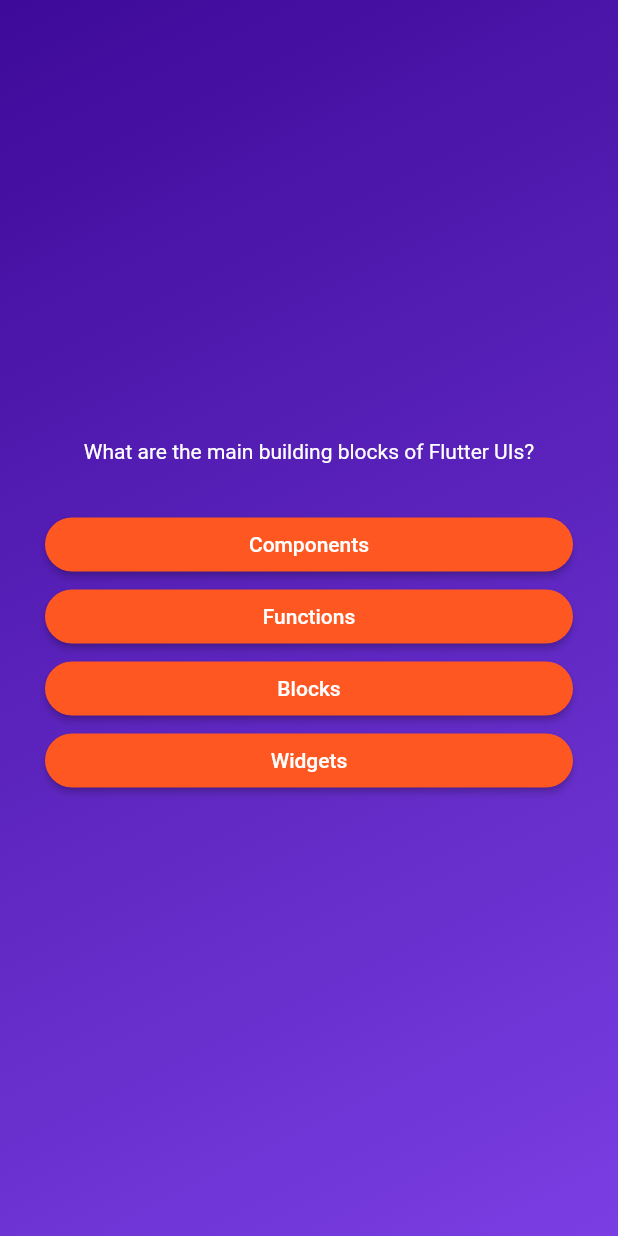
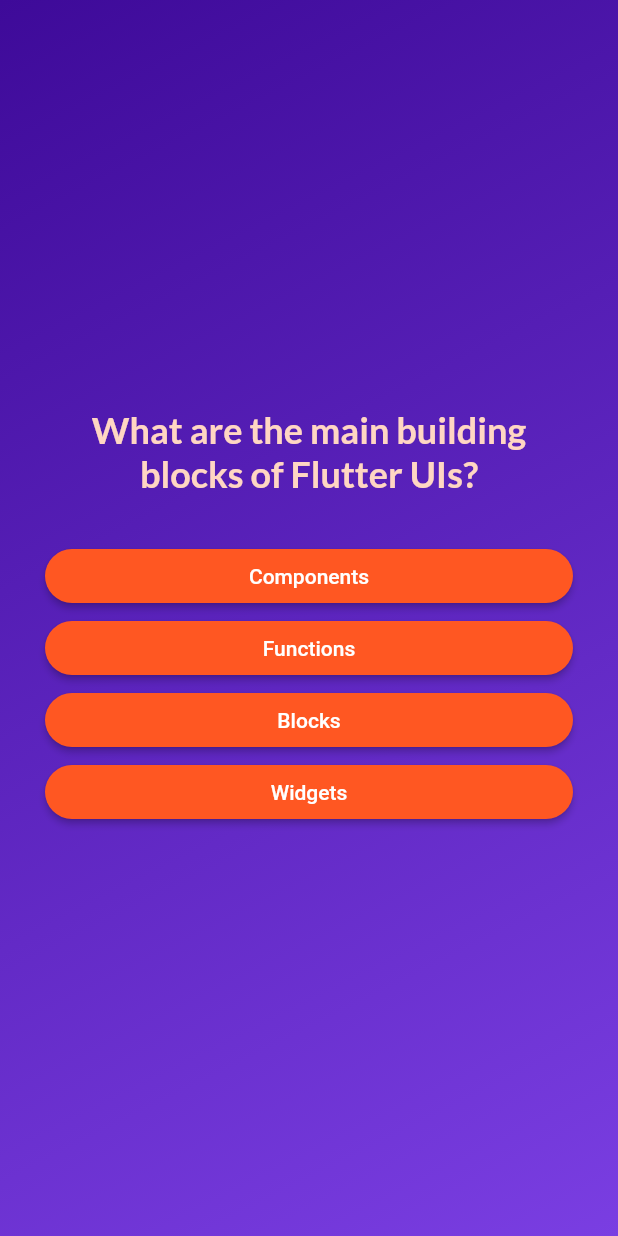
Before and after one commit to KyleIrvs/quiz_app, a Flutter app: the screen it shows after launch, after a tap on "Start Quiz", on a phone screen of 412 x 824 dp. Run offline on Flutter 3.47's test engine with Material 2 defaults, Android fonts, the phone set to English and light mode, and no system bars; our stand-ins replace google_fonts.

Commit message:
update question screen UI

```diff
--- a/lib/answer_button.dart
+++ b/lib/answer_button.dart
@@ -18,7 +18,7 @@ class AnswerButton extends StatelessWidget {
           borderRadius: BorderRadius.circular(40),
         ),
       ),
-      child: Text(answerText),
+      child: Text(answerText, textAlign: TextAlign.center,),
     );
   }
 }
--- a/lib/questions_screen.dart
+++ b/lib/questions_screen.dart
@@ -1,4 +1,5 @@
 import 'package:flutter/material.dart';
+import 'package:google_fonts/google_fonts.dart';
 
 import 'package:quiz_app/answer_button.dart';
 import 'package:quiz_app/data/questions.dart';
@@ -11,10 +12,17 @@ class QuestionsScreen extends StatefulWidget {
 }
 
 class _QuestionsScreenState extends State<QuestionsScreen> {
+  var currentQuestionIndex = 0;
+
+  void answerQuestion() {
+    setState(() {
+      currentQuestionIndex++;
+    });
+  }
+
   @override
   Widget build(BuildContext context) {
-
-    final currentQuestion = questions[0];
+    final currentQuestion = questions[currentQuestionIndex];
 
     return SizedBox(
       width: double.infinity,
@@ -26,13 +34,17 @@ class _QuestionsScreenState extends State<QuestionsScreen> {
           children: [
             Text(
               currentQuestion.text,
-              style: const TextStyle(color: Colors.white),
+              style: GoogleFonts.lato(
+                color: const Color.fromARGB(255, 255, 214, 195),
+                fontSize: 24,
+                fontWeight: FontWeight.bold,
+              ),
               textAlign: TextAlign.center,
             ),
             const SizedBox(height: 30),
             // ... spreads iterables to individual widgets instead of List<widgets>
             ...currentQuestion.getShuffledAnswers().map((answerText) {
-              return AnswerButton(answerText, (){});
+              return AnswerButton(answerText, answerQuestion);
             })
           ],
         ),
```
